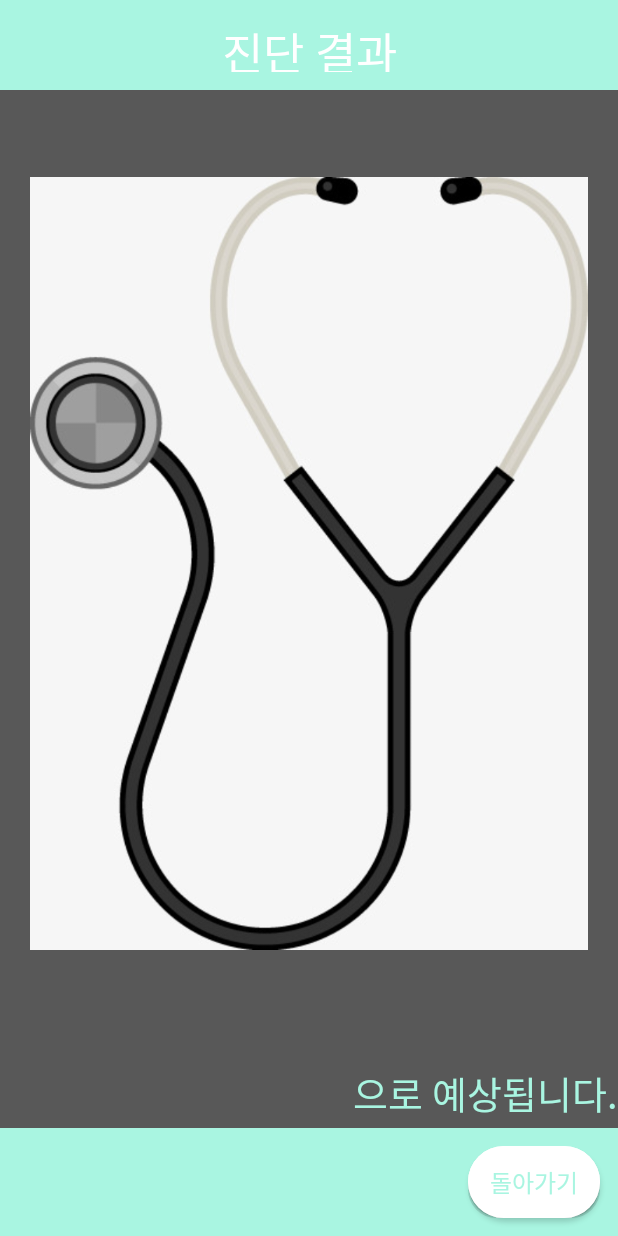
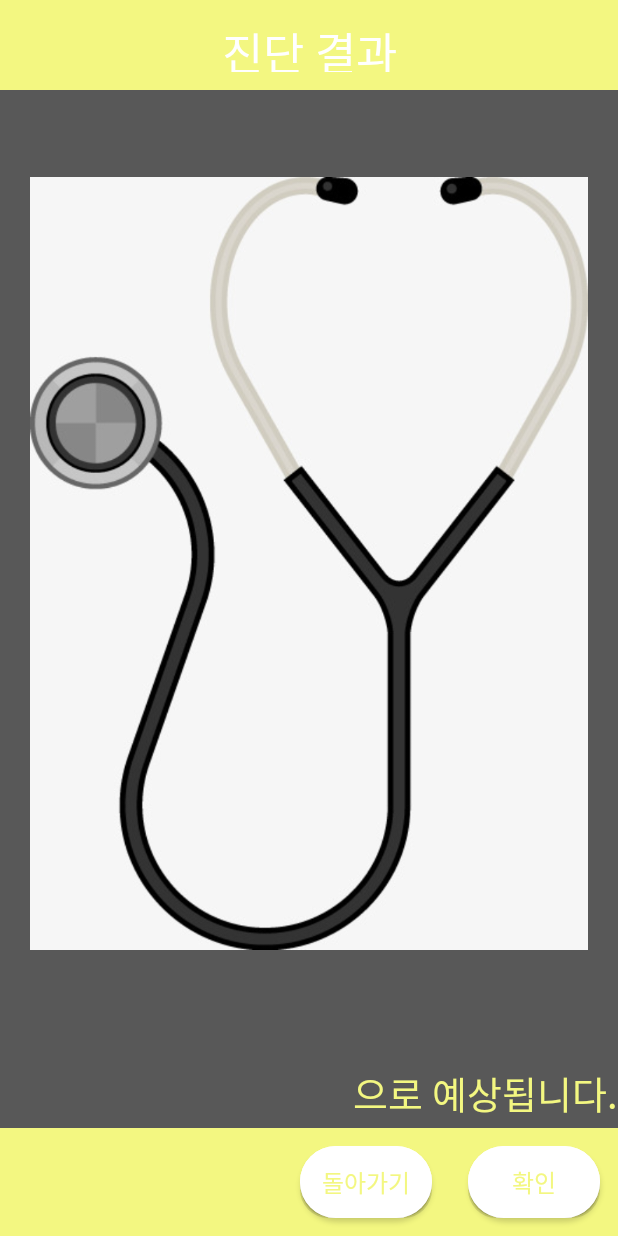
Before and after one commit to seunghyukshin/FirstAidKit, an Android app: the DiagnosisState screen opened directly, with no data from a screen before it, on a phone screen of 412 x 824 dp. Run offline under Robolectric (Android 15) with nearby library versions, the phone set to English and light mode, and no system bars; Roboto replaces fonts that are not available here; 2 statements that could not run were skipped.

Commit message:
UI 색 변경

```diff
--- a/app/src/main/java/com/example/seunghyukshin/firstaidkit/DiagnosisState.java
+++ b/app/src/main/java/com/example/seunghyukshin/firstaidkit/DiagnosisState.java
@@ -15,6 +15,8 @@ public class DiagnosisState extends AppCompatActivity {
     TextView textView_symptom;
     TextView lastline;
     Button button_go_to_home;
+    Button button_re_diagnosis;
+
     ImageView imageView_symptom;
 
     LinearLayout no_symtom;
@@ -32,6 +34,8 @@ public class DiagnosisState extends AppCompatActivity {
         Toast.makeText(getApplicationContext(), list[0] + ", " + list[1] + ", " + list[2], Toast.LENGTH_SHORT).show();
 
         button_go_to_home = (Button) findViewById(R.id.Gotohome);
+        button_re_diagnosis = findViewById(R.id.button_re_diagnosis);
+
         textView_symptom = (TextView) findViewById(R.id.symptom);
         lastline = (TextView) findViewById(R.id.last_text);
         imageView_symptom=(ImageView) findViewById(R.id.symptomImage);
@@ -93,5 +97,15 @@ public class DiagnosisState extends AppCompatActivity {
                 finish();
             }
         });
+
+        button_re_diagnosis.setOnClickListener(new View.OnClickListener() {
+            @Override
+            public void onClick(View v) {
+                Intent intent = new Intent(DiagnosisState.this, DiagnosisActivity.class);
+                startActivity(intent);
+                overridePendingTransition(R.anim.slide_in_left, R.anim.slide_out_right);
+                finish();
+            }
+        });
     }
 }
--- a/app/src/main/res/layout/activity_main.xml
+++ b/app/src/main/res/layout/activity_main.xml
@@ -42,7 +42,7 @@
             android:layout_height="wrap_content"
             android:gravity="center"
             android:id="@+id/tmp"
-            android:textColor="#FFF"
+            android:textColor="#A9D0F5"
             android:textSize="50dp"
             android:fontFamily="@font/bmdohyeon"
             android:text="35℃"/>
@@ -181,7 +181,7 @@
                 android:orientation="vertical">
 
                 <TextView
-                    android:textColor="#FFF"
+                    android:textColor="#A9D0F5"
                     android:gravity="center"
                     android:id="@+id/helper"
                     android:fontFamily="@font/bmdohyeon"
--- a/app/src/main/res/layout/state_diagnosis.xml
+++ b/app/src/main/res/layout/state_diagnosis.xml
@@ -7,7 +7,7 @@
     android:layout_height="match_parent"
     tools:context="com.example.seunghyukshin.firstaidkit.DiagnosisState"
     android:orientation="vertical"
-    android:background="#A9F5E1">
+    android:background="#F3F781">
 
     <LinearLayout
         android:layout_width="match_parent"
@@ -54,7 +54,7 @@
             <TextView
                 android:layout_gravity="center_horizontal"
 
-                android:textColor="#A9F5E1"
+                android:textColor="#F3F781"
                 android:fontFamily="@font/bmdohyeon"
                 android:layout_width="wrap_content"
                 android:layout_height="wrap_content"
@@ -76,7 +76,7 @@
                 android:textSize="45dp"
                 android:id="@+id/symptom"/>
             <TextView
-                android:textColor="#A9F5E1"
+                android:textColor="#F3F781"
                 android:fontFamily="@font/bmdohyeon"
                 android:layout_width="wrap_content"
                 android:layout_height="wrap_content"
@@ -89,11 +89,26 @@
         android:layout_width="match_parent"
         android:layout_height="wrap_content"
         android:orientation="vertical">
+        <LinearLayout
+            android:layout_gravity="right|center_vertical"
+            android:layout_width="wrap_content"
+            android:layout_height="wrap_content">
+            <Button
+                android:textColor="#F3F781"
+                android:layout_margin="12dp"
+                android:background="@drawable/dia_button"
+
+                android:textSize="16dp"
+                android:fontFamily="@font/bmdohyeon"
+                android:id="@+id/button_re_diagnosis"
+                android:layout_width="wrap_content"
+                android:layout_height="wrap_content"
+                android:text="돌아가기" />
 
             <Button
                 android:layout_gravity="right|center_vertical"
 
-            android:textColor="#A9F5E1"
+                android:textColor="#F3F781"
                 android:fontFamily="@font/bmdohyeon"
 
                 android:background="@drawable/dia_button"
@@ -101,8 +116,10 @@
                 android:layout_width="wrap_content"
                 android:layout_height="wrap_content"
                 android:layout_margin="12dp"
-            android:text="돌아가기"
+                android:text="확인"
                 android:textSize="16dp" />
         </LinearLayout>
+    </LinearLayout>
+
 
 </LinearLayout>
```
Also changed, not shown: app/src/main/java/com/example/seunghyukshin/firstaidkit/DiagnosisActivity.java (+11 -1 lines), app/src/main/res/layout/activity_diagnosis.xml (+16 -0 lines). Lines whose indentation alone changed are shown as unchanged.
